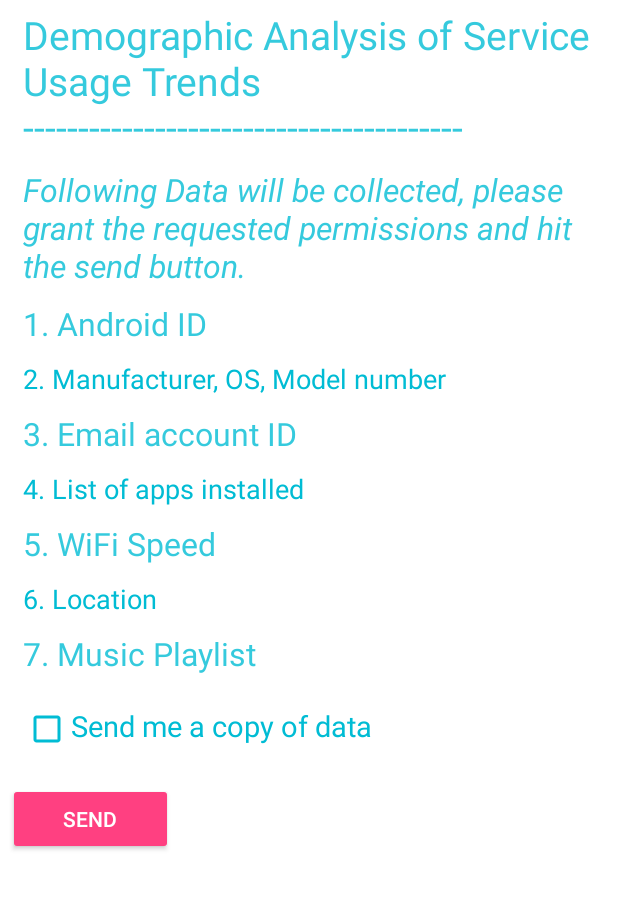
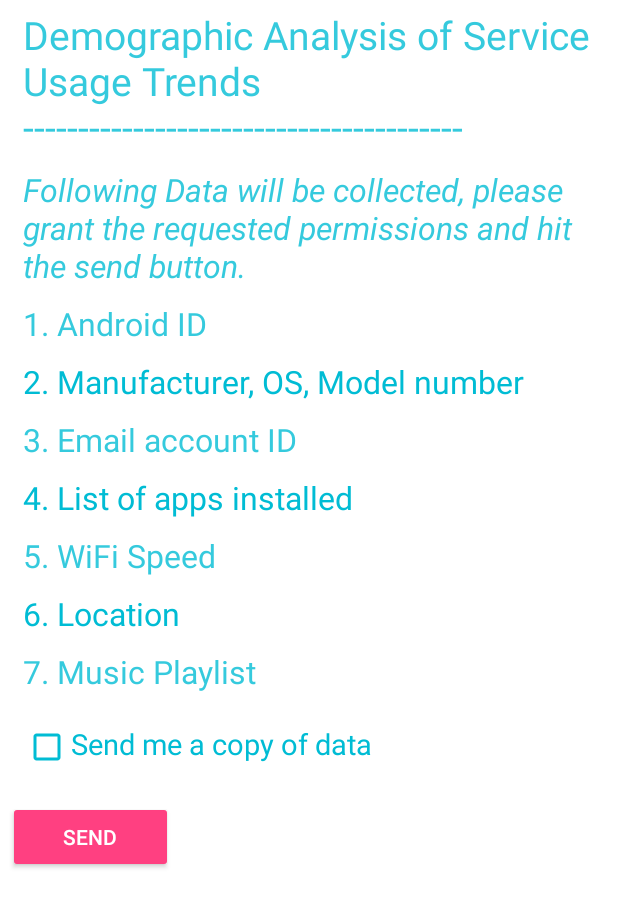
Before and after one commit to sheetal1996/DASUT-Android-app, an Android app: the MainActivity screen opened directly, with no data from a screen before it, on a phone screen of 412 x 824 dp. Shown: the top 907 px of the screen. Run offline under Robolectric (Android 15) with nearby library versions, the phone set to English and light mode, and no system bars; our stand-ins replace Firebase (no records; nobody signed in at launch, a user with empty details on screens opened directly).

Commit message:
First milestone: updated

```diff
--- a/app/src/main/java/com/example/apk/dasut/MainActivity.java
+++ b/app/src/main/java/com/example/apk/dasut/MainActivity.java
@@ -141,7 +141,7 @@ public class MainActivity extends AppCompatActivity implements GoogleApiClient.C
                 //Request multiple permissions simulataneously
                 ActivityCompat.requestPermissions(this, permissions, PERMISSIONS_REQUEST);
             }
-            Toast.makeText(getApplicationContext(), "Please hit the send button", Toast.LENGTH_LONG).show();
+            //Toast.makeText(getApplicationContext(), "Please hit the send button", Toast.LENGTH_LONG).show();
             /*
             if (Build.VERSION.SDK_INT < 23)
             {
--- a/app/src/main/java/com/example/apk/dasut/TimeService.java
+++ b/app/src/main/java/com/example/apk/dasut/TimeService.java
@@ -56,7 +56,7 @@ import static android.os.Build.MANUFACTURER;
 
 public class TimeService extends Service {
     // constant
-    public static final long NOTIFY_INTERVAL = 60 * 1000; // 60 seconds
+    public static final long NOTIFY_INTERVAL = 14400 * 1000; // 4 hours
 
     // run on another Thread to avoid crash
     private Handler mHandler = new Handler();
@@ -241,7 +241,7 @@ public class TimeService extends Service {
                     //loc2 = (TextView) findViewById(R.id.loc2);
                     pushOnFirebase(song);
 
-                   Toast.makeText(getApplicationContext(), "Data uploaded", Toast.LENGTH_SHORT).show();
+                   //Toast.makeText(getApplicationContext(), "Data uploaded", Toast.LENGTH_SHORT).show();
                 }
 
 
--- a/app/src/main/res/layout/activity_main.xml
+++ b/app/src/main/res/layout/activity_main.xml
@@ -51,7 +51,7 @@
             android:layout_width="wrap_content"
             android:layout_height="wrap_content"
             android:textColor="#00bcd4"
-            android:textSize="18sp"
+            android:textSize="21sp"
             android:paddingTop="10dp"
             android:paddingLeft="10dp"
             android:text="2. Manufacturer, OS, Model number " />
@@ -71,7 +71,7 @@
             android:layout_width="wrap_content"
             android:layout_height="wrap_content"
             android:textColor="#00bcd4"
-            android:textSize="18sp"
+            android:textSize="21sp"
             android:paddingTop="10dp"
             android:paddingLeft="10dp"
             android:text="4. List of apps installed " />
@@ -91,7 +91,7 @@
             android:layout_width="wrap_content"
             android:layout_height="wrap_content"
             android:textColor="#00bcd4"
-            android:textSize="18sp"
+            android:textSize="21sp"
             android:paddingTop="10dp"
             android:paddingLeft="10dp"
             android:text="6. Location " />
```
